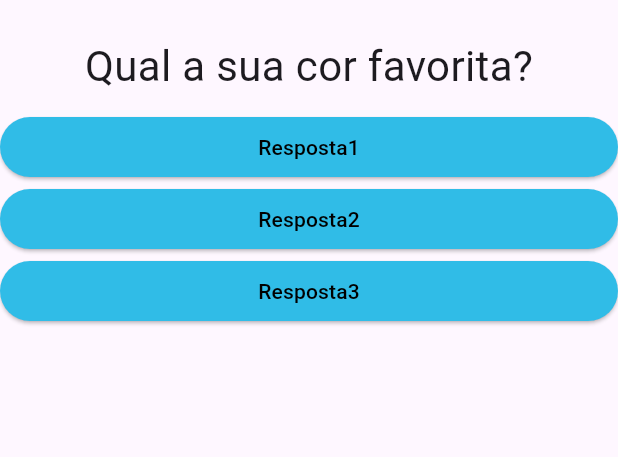
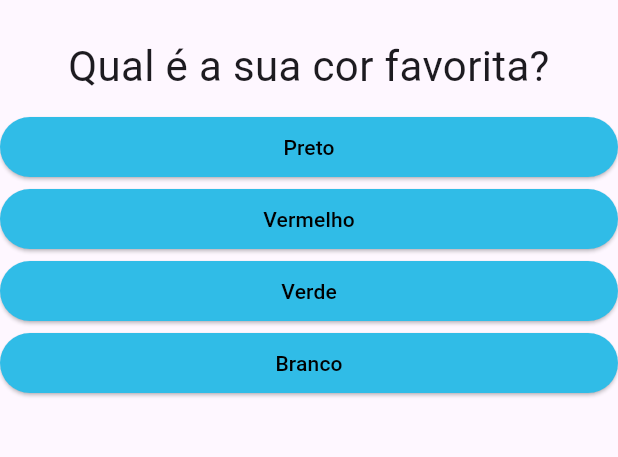
Before and after one commit to GuGaLiisboa/projeto_perguntas, a Flutter app: the screen it shows after launch, on a phone screen of 412 x 824 dp, the part 63-520 px from its top. Run offline on Flutter 3.47's test engine with Material 3 defaults, Android fonts, the phone set to English and light mode, and no system bars.

Commit message:
Commit 2.2 - Commit da aula do dia 26.02

```diff
--- a/curso_flutter/projeto_perguntas/lib/main.dart
+++ b/curso_flutter/projeto_perguntas/lib/main.dart
@@ -6,33 +6,56 @@ void main() => runApp(const PerguntaApp());
 
 class PerguntaAppState extends State<PerguntaApp> {
   var perguntaSelecionada = 0;
+  final List<Map<String, Object>> _perguntas = const[
+      {
+        'texto': 'Qual é a sua cor favorita?',
+        'respostas': ['Preto', 'Vermelho', 'Verde', 'Branco'],
+      },
+      {
+        'texto': 'Qual é o seu animal favorito?',
+        'respostas': ['Coelho', 'Cobra', 'Elefante', 'Leão'],
+      },
+      {
+        'texto': 'Qual é o seu instrutor favorito?',
+        'respostas': ['Maria', 'João', 'Leo', 'Beto'],
+      },
+    ];
+
 
   void responder() {
     setState(() {
       perguntaSelecionada++;
     });
+    print(perguntaSelecionada);
+  }
+
+  bool get temPerguntaSelecionada {
+    return perguntaSelecionada < _perguntas.length;
   }
 
   @override
   Widget build(BuildContext context) {
-    final perguntas = [
-      'Qual a sua cor favorita?',
-      'Qual o seu animal favorito?',
-      'Qual time de futebol você torce?',
-      'Qual sua linguagem de programação favorita?',
-    ];
+
+    List<String> respostas = temPerguntaSelecionada
+        ? _perguntas[perguntaSelecionada]['respostas'] as List<String>
+        : [];
+
+    //for (String textoResp in perguntas[perguntaSelecionada]['respostas'] as List<String>) {
+    //respostas.add(Resposta(textoResp, responder));
+    //}
 
     return MaterialApp(
       home: Scaffold(
-        appBar: AppBar(title: const Text('Perguntas')),
-        body: Column(
+        appBar: AppBar(
+          title: const Text('Perguntas'),
+        ),
+        body:
+        temPerguntaSelecionada ? Column(
           children: [
-            Questao(perguntas[perguntaSelecionada]),
-            Resposta("Resposta1", responder),
-            Resposta("Resposta2", responder),
-            Resposta("Resposta3", responder),
+            Questao(_perguntas[perguntaSelecionada]['texto'] as String),
+            ...respostas.map((t) => Resposta(t, responder)).toList(),
           ],
-        ),
+        ) : const Text("Parabéns! Você chegou ao fim do jogo."),
       ),
     );
   }
```
